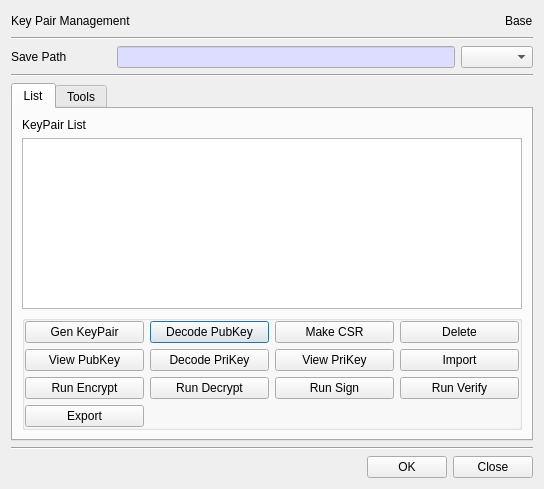
The window that BerEditor/key_pair_man_dlg.ui (jykim74/BerEditor) describes before a commit, drawn with Qt 5.
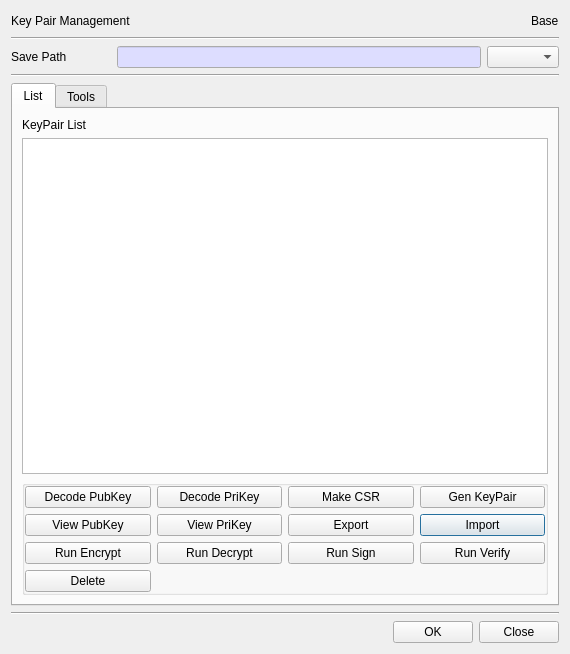
The same window after the commit. The open tabs and pages were chosen to show the change.

What changed in the file:
```diff
--- a/BerEditor/key_pair_man_dlg.ui
+++ b/BerEditor/key_pair_man_dlg.ui
@@ -6,8 +6,8 @@
    <rect>
     <x>0</x>
     <y>0</y>
-    <width>542</width>
-    <height>489</height>
+    <width>570</width>
+    <height>654</height>
    </rect>
   </property>
   <property name="windowTitle">
@@ -181,13 +181,6 @@
           </property>
           <item>
            <layout class="QGridLayout" name="gridLayout_3">
-            <item row="0" column="1">
-             <widget class="QPushButton" name="mLDecodePubKeyBtn">
-              <property name="text">
-               <string>Decode PubKey</string>
-              </property>
-             </widget>
-            </item>
             <item row="1" column="3">
              <widget class="QPushButton" name="mImportBtn">
               <property name="text">
@@ -209,20 +202,6 @@
               </property>
              </widget>
             </item>
-            <item row="1" column="1">
-             <widget class="QPushButton" name="mLDecodePriKeyBtn">
-              <property name="text">
-               <string>Decode PriKey</string>
-              </property>
-             </widget>
-            </item>
-            <item row="0" column="0">
-             <widget class="QPushButton" name="mLGenKeyPairBtn">
-              <property name="text">
-               <string>Gen KeyPair</string>
-              </property>
-             </widget>
-            </item>
             <item row="2" column="0">
              <widget class="QPushButton" name="mLRunPubEncBtn">
               <property name="text">
@@ -230,20 +209,6 @@
               </property>
              </widget>
             </item>
-            <item row="0" column="3">
-             <widget class="QPushButton" name="mLDeleteBtn">
-              <property name="text">
-               <string>Delete</string>
-              </property>
-             </widget>
-            </item>
-            <item row="1" column="2">
-             <widget class="QPushButton" name="mLViewPriKeyBtn">
-              <property name="text">
-               <string>View PriKey</string>
-              </property>
-             </widget>
-            </item>
             <item row="2" column="2">
              <widget class="QPushButton" name="mLRunSignBtn">
               <property name="text">
@@ -265,13 +230,48 @@
               </property>
              </widget>
             </item>
-            <item row="3" column="0">
+            <item row="1" column="1">
+             <widget class="QPushButton" name="mLViewPriKeyBtn">
+              <property name="text">
+               <string>View PriKey</string>
+              </property>
+             </widget>
+            </item>
+            <item row="1" column="2">
              <widget class="QPushButton" name="mExportBtn">
               <property name="text">
                <string>Export</string>
               </property>
              </widget>
             </item>
+            <item row="0" column="0">
+             <widget class="QPushButton" name="mLDecodePubKeyBtn">
+              <property name="text">
+               <string>Decode PubKey</string>
+              </property>
+             </widget>
+            </item>
+            <item row="0" column="1">
+             <widget class="QPushButton" name="mLDecodePriKeyBtn">
+              <property name="text">
+               <string>Decode PriKey</string>
+              </property>
+             </widget>
+            </item>
+            <item row="0" column="3">
+             <widget class="QPushButton" name="mLGenKeyPairBtn">
+              <property name="text">
+               <string>Gen KeyPair</string>
+              </property>
+             </widget>
+            </item>
+            <item row="3" column="0">
+             <widget class="QPushButton" name="mLDeleteBtn">
+              <property name="text">
+               <string>Delete</string>
+              </property>
+             </widget>
+            </item>
            </layout>
           </item>
          </layout>
```
Left out of the diff: 19 changed lines with no effect on the pictures.
